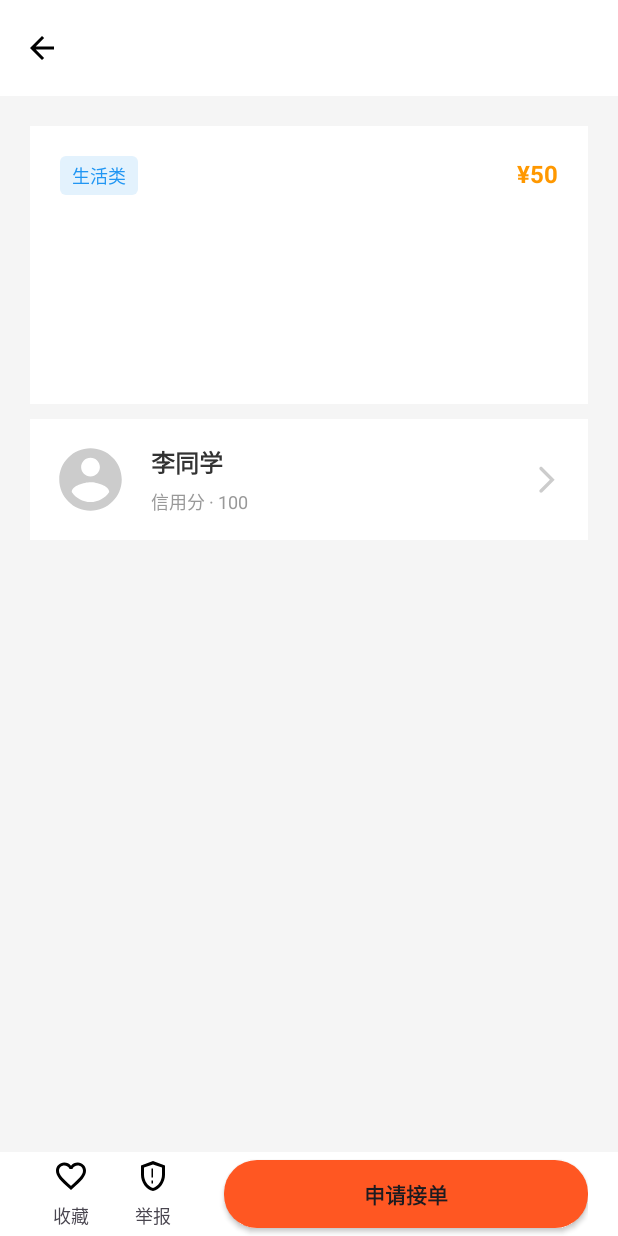
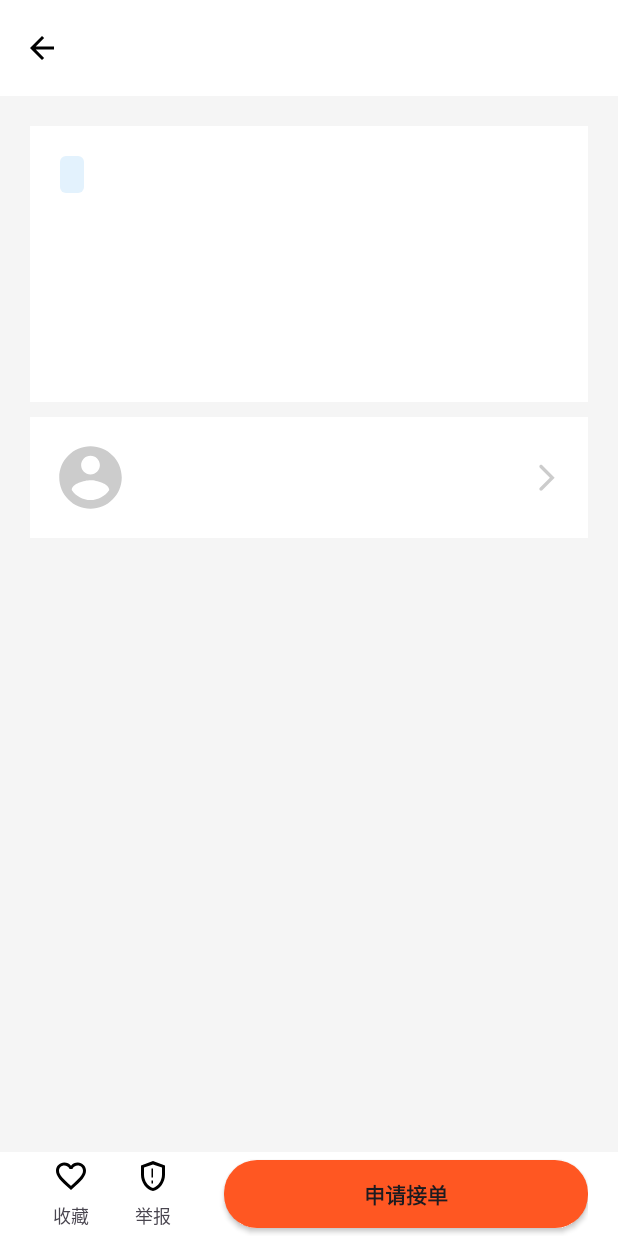
Before and after one commit to MuYang314/school_swap, an Android app: the TaskDetailActivity screen opened directly, with no data from a screen before it, on a phone screen of 412 x 824 dp. Run offline under Robolectric (Android 15) with nearby library versions, the phone set to English and light mode, and no system bars; our stand-ins replace CircleImageView.

Commit message:
去除默认text

```diff
--- a/app/src/main/res/layout/activity_task_detail.xml
+++ b/app/src/main/res/layout/activity_task_detail.xml
@@ -54,7 +54,6 @@
                         android:id="@+id/tv_task_category"
                         android:layout_width="wrap_content"
                         android:layout_height="wrap_content"
-                        android:text="生活类"
                         android:textSize="12sp"
                         android:textColor="#2196F3"
                         android:background="@drawable/task_category_background"
@@ -73,7 +72,6 @@
                         android:id="@+id/tv_task_price"
                         android:layout_width="wrap_content"
                         android:layout_height="wrap_content"
-                        android:text="¥50"
                         android:textColor="#FF9800"
                         android:textSize="16sp"
                         android:textStyle="bold" />
@@ -155,7 +153,6 @@
                         android:id="@+id/publisher_name"
                         android:layout_width="wrap_content"
                         android:layout_height="wrap_content"
-                        android:text="李同学"
                         android:textColor="#333"
                         android:textSize="16sp"
                         android:textStyle="bold" />
@@ -165,7 +162,6 @@
                         android:layout_width="wrap_content"
                         android:layout_height="wrap_content"
                         android:layout_marginTop="5dp"
-                        android:text="信用分 · 100"
                         android:textColor="#999"
                         android:textSize="12sp" />
                 </LinearLayout>
```
